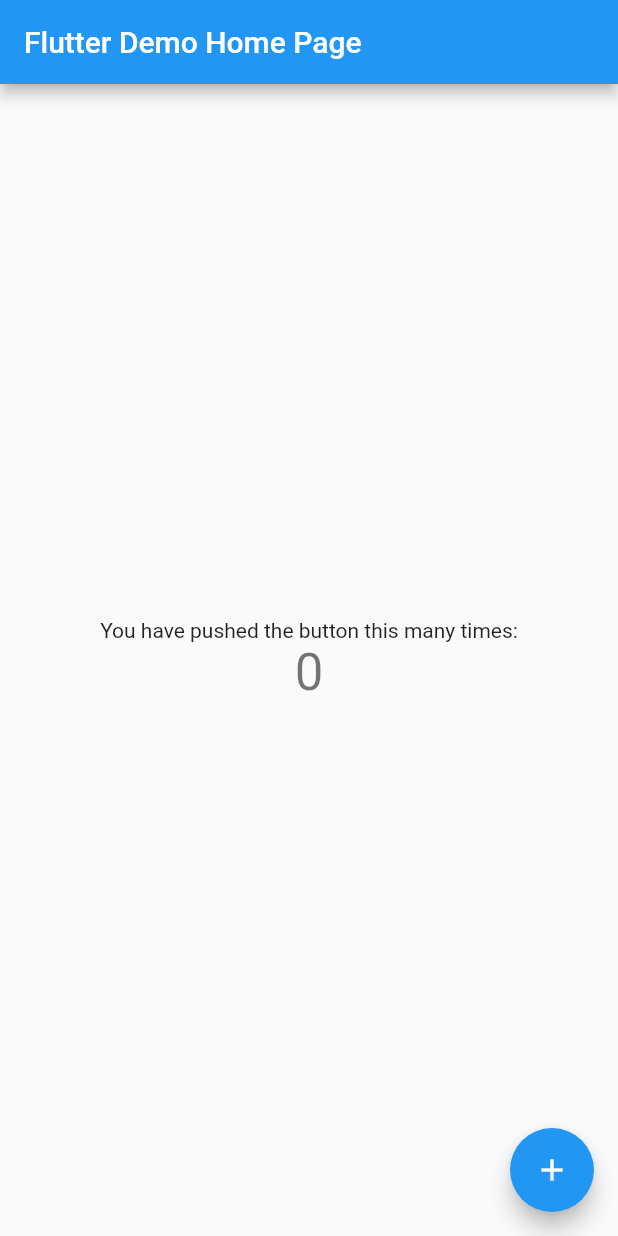
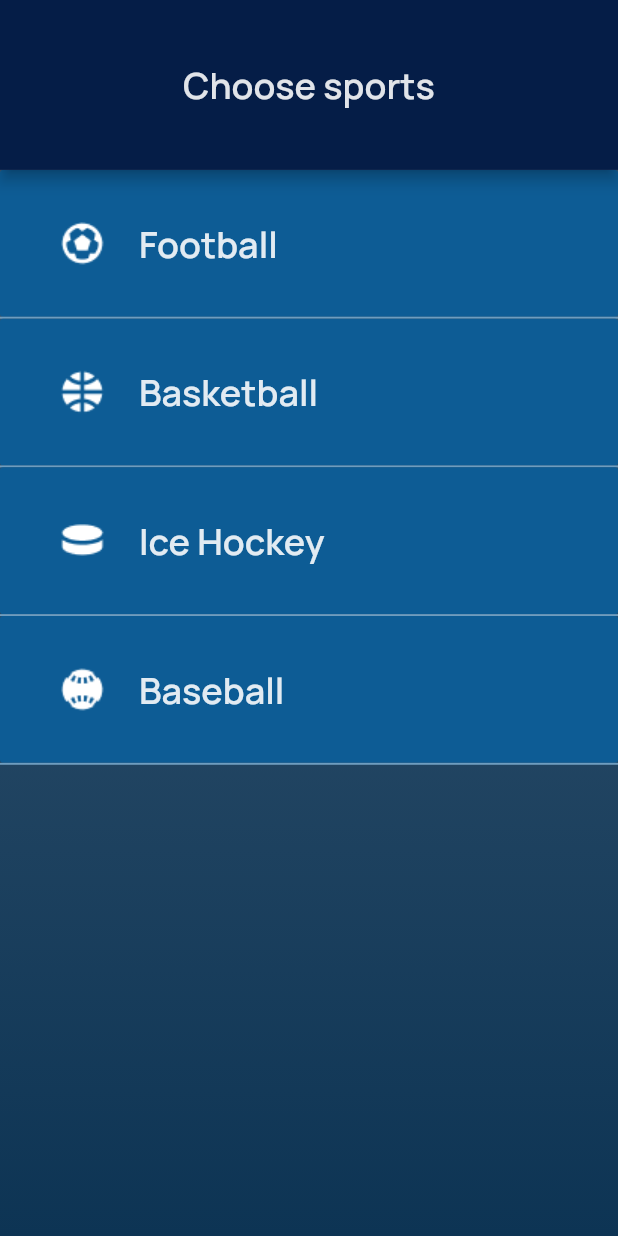
Before and after one commit to OsamaTnt/Favorite-Pick, a Flutter app: the screen it shows after launch, on a phone screen of 412 x 824 dp. Run offline on Flutter 3.47's test engine with Material 2 defaults, Android fonts, the phone set to English and light mode, and no system bars; our stand-ins replace flutter_screenutil, google_fonts; missing offline and left inert: dart:ffi; statements that could not run were skipped.

Commit message:
screen1 "Choose sports" implemented.

```diff
--- /dev/null
+++ b/favorite_pick/lib/data.dart
@@ -0,0 +1,10 @@
+import 'dart:ffi';
+
+import 'package:flutter/cupertino.dart';
+
+
+
+class Data extends ChangeNotifier{
+  List<String> sports = ['Football', 'Basketball', 'Ice Hockey', 'Baseball'];
+
+}
--- a/favorite_pick/lib/main.dart
+++ b/favorite_pick/lib/main.dart
@@ -1,119 +1,72 @@
 import 'package:flutter/material.dart';
+import 'package:favorite_pick/screens/home.dart';
 import 'package:flutter_screenutil/flutter_screenutil.dart';
 import 'package:provider/provider.dart';
-import 'package:google_fonts/google_fonts.dart';
+import 'package:favorite_pick/data.dart';
 
 
 void main() {
-  runApp(const MyApp());
+  Paint.enableDithering = true;
+  runApp(const FavoritePick());
 }
 
-class MyApp extends StatelessWidget {
-  const MyApp({Key? key}) : super(key: key);
+class FavoritePick extends StatelessWidget {
+  const FavoritePick({Key? key}) : super(key: key);
 
-  // This widget is the root of your application.
   @override
   Widget build(BuildContext context) {
-    return MaterialApp(
-      title: 'Flutter Demo',
-      theme: ThemeData(
-        // This is the theme of your application.
-        //
-        // Try running your application with "flutter run". You'll see the
-        // application has a blue toolbar. Then, without quitting the app, try
-        // changing the primarySwatch below to Colors.green and then invoke
-        // "hot reload" (press "r" in the console where you ran "flutter run",
-        // or simply save your changes to "hot reload" in a Flutter IDE).
-        // Notice that the counter didn't reset back to zero; the application
-        // is not restarted.
-        primarySwatch: Colors.blue,
+    return MultiProvider(
+      providers: [ Provider(create: (_) => Data()), ],
+      child: ScreenUtilInit(
+        designSize: const Size(360, 640),
+        builder: () => const MaterialApp(
+          title: 'Favorite Pick',
+          home: HomeScreen(),
+        ),
       ),
-      home: const MyHomePage(title: 'Flutter Demo Home Page'),
     );
   }
 }
 
-class MyHomePage extends StatefulWidget {
-  const MyHomePage({Key? key, required this.title}) : super(key: key);
+// class MyHomePage extends StatefulWidget {
+//   const MyHomePage({Key? key, required this.title}) : super(key: key);
+//
+//   final String title;
+//
+//   // @override
+//   // State<MyHomePage> createState() => _MyHomePageState();
+// }
 
-  // This widget is the home page of your application. It is stateful, meaning
-  // that it has a State object (defined below) that contains fields that affect
-  // how it looks.
+// class _MyHomePageState extends State<MyHomePage> {
 
-  // This class is the configuration for the state. It holds the values (in this
-  // case the title) provided by the parent (in this case the App widget) and
-  // used by the build method of the State. Fields in a Widget subclass are
-  // always marked "final".
+  // void _incrementCounter() {
+  //   setState(() {
+  //     _counter++;
+  //   });
+  // }
 
-  final String title;
-
-  @override
-  State<MyHomePage> createState() => _MyHomePageState();
-}
-
-class _MyHomePageState extends State<MyHomePage> {
-  int _counter = 0;
-
-  void _incrementCounter() {
-    setState(() {
-      // This call to setState tells the Flutter framework that something has
-      // changed in this State, which causes it to rerun the build method below
-      // so that the display can reflect the updated values. If we changed
-      // _counter without calling setState(), then the build method would not be
-      // called again, and so nothing would appear to happen.
-      _counter++;
-    });
-  }
-
-  @override
-  Widget build(BuildContext context) {
-    // This method is rerun every time setState is called, for instance as done
-    // by the _incrementCounter method above.
-    //
-    // The Flutter framework has been optimized to make rerunning build methods
-    // fast, so that you can just rebuild anything that needs updating rather
-    // than having to individually change instances of widgets.
-    return Scaffold(
-      appBar: AppBar(
-        // Here we take the value from the MyHomePage object that was created by
-        // the App.build method, and use it to set our appbar title.
-        title: Text(widget.title),
-      ),
-      body: Center(
-        // Center is a layout widget. It takes a single child and positions it
-        // in the middle of the parent.
-        child: Column(
-          // Column is also a layout widget. It takes a list of children and
-          // arranges them vertically. By default, it sizes itself to fit its
-          // children horizontally, and tries to be as tall as its parent.
-          //
-          // Invoke "debug painting" (press "p" in the console, choose the
-          // "Toggle Debug Paint" action from the Flutter Inspector in Android
-          // Studio, or the "Toggle Debug Paint" command in Visual Studio Code)
-          // to see the wireframe for each widget.
-          //
-          // Column has various properties to control how it sizes itself and
-          // how it positions its children. Here we use mainAxisAlignment to
-          // center the children vertically; the main axis here is the vertical
-          // axis because Columns are vertical (the cross axis would be
-          // horizontal).
-          mainAxisAlignment: MainAxisAlignment.center,
-          children: <Widget>[
-            const Text(
-              'You have pushed the button this many times:',
-            ),
-            Text(
-              '$_counter',
-              style: Theme.of(context).textTheme.headline4,
-            ),
-          ],
-        ),
-      ),
-      floatingActionButton: FloatingActionButton(
-        onPressed: _incrementCounter,
-        tooltip: 'Increment',
-        child: const Icon(Icons.add),
-      ), // This trailing comma makes auto-formatting nicer for build methods.
-    );
-  }
-}
+    // return Scaffold(
+    //   appBar: AppBar(
+    //     title: Text(widget.title),
+    //   ),
+    //   body: Center(
+    //     child: Column(
+    //       mainAxisAlignment: MainAxisAlignment.center,
+    //       children: <Widget>[
+    //         const Text(
+    //           'You have pushed the button this many times:',
+    //         ),
+    //         Text(
+    //           '$_counter',
+    //           style: Theme.of(context).textTheme.headline4,
+    //         ),
+    //       ],
+    //     ),
+    //   ),
+    //   floatingActionButton: FloatingActionButton(
+    //     onPressed: _incrementCounter,
+    //     tooltip: 'Increment',
+    //     child: const Icon(Icons.add),
+    //   ), // This trailing comma makes auto-formatting nicer for build methods.
+    // );
+// }
--- /dev/null
+++ b/favorite_pick/lib/screens/home.dart
@@ -0,0 +1,92 @@
+import 'package:favorite_pick/widgets/appBar.dart';
+import 'package:flutter/material.dart';
+import 'package:flutter_screenutil/flutter_screenutil.dart';
+import 'package:favorite_pick/data.dart';
+import 'package:google_fonts/google_fonts.dart';
+import 'package:provider/provider.dart';
+
+
+class HomeScreen extends StatelessWidget{
+  const HomeScreen({Key? key}): super(key:key);
+
+  @override
+  Widget build(BuildContext context) {
+    return Scaffold(
+      appBar: appBar(
+        height: 88.h,
+        bgColor: const Color(0xff051D47),
+        text: 'Choose sports',
+      ),
+      body: Container(
+        width: MediaQuery.of(context).size.width,
+        height: MediaQuery.of(context).size.height,
+        decoration: const BoxDecoration(
+          gradient: LinearGradient(
+            begin: Alignment.topCenter,
+            end: Alignment.bottomCenter,
+            colors: [Color(0xff395872), Color(0xff0D3454)],
+          ),
+        ),
+        child: ListView.separated(
+          itemCount: Provider.of<Data>(context).sports.length + 1,
+          itemBuilder: (context, index){
+            return Consumer<Data>(
+              builder: (context, data, widget) =>
+              (index < data.sports.length)?
+              SizedBox(
+                height: 76.h,
+                width: double.infinity,
+                child: sportMenuCard(
+                  text: data.sports[index],
+                  iconPath: (data.sports[index]=='Football')? 'images/SI_Soccer.png':
+                  (data.sports[index]=='Basketball')? 'images/SI_Basketball.png':
+                  (data.sports[index]=='Ice Hockey')? 'images/SI_IceHockey.png':
+                  (data.sports[index]=='Baseball')? 'images/SI_Baseball.png': '',
+                ),
+              ):
+              SizedBox(height: 2.h),
+            );
+          },
+          separatorBuilder: (context, index){
+            return Container(
+              height: 1.h,
+              color: const Color(0xff6e9dbf),
+            );
+          },
+        ),
+      ),
+    );
+  }
+
+  Widget sportMenuCard({String? text, String? iconPath}){
+    return Material(
+      type: MaterialType.card,
+      color: const Color(0xff0D5C95),
+      child: InkWell(
+        child: Center(
+          child: ListTile(
+            contentPadding: EdgeInsets.symmetric(vertical:0, horizontal:32.w),
+            leading: Image(
+              image: AssetImage('$iconPath'),
+              height: 32.h,
+              width: 32.w,
+            ),
+            title: Text(
+              '$text',
+              style: GoogleFonts.manrope(
+                fontWeight: FontWeight.w600,
+                fontSize: 21.sp,
+                color: const Color(0xffFFFFFF).withOpacity(0.88),
+              ),
+            ),
+          ),
+
+        ),
+        onTap: (){
+          ///TO DO Navigate to sport n screen.
+        },
+      ),
+    );
+  }
+
+}
--- /dev/null
+++ b/favorite_pick/lib/widgets/appBar.dart
@@ -0,0 +1,19 @@
+import 'package:flutter/material.dart';
+import 'package:flutter_screenutil/flutter_screenutil.dart';
+import 'package:google_fonts/google_fonts.dart';
+
+AppBar appBar({double? height, Color? bgColor, String? text}){
+  return AppBar(
+    toolbarHeight: height,
+    backgroundColor: bgColor,
+    centerTitle: true,
+    title: Text(
+      '$text',
+      style: GoogleFonts.manrope(
+        fontWeight: FontWeight.w600,
+        fontSize: 21.sp,
+        color: const Color(0xffFFFFFF).withOpacity(0.88),
+      ),
+    ),
+  );
+}
--- a/favorite_pick/pubspec.yaml
+++ b/favorite_pick/pubspec.yaml
@@ -61,9 +61,8 @@ flutter:
   uses-material-design: true
 
   # To add assets to your application, add an assets section, like this:
-  # assets:
-  #   - images/a_dot_burr.jpeg
-  #   - images/a_dot_ham.jpeg
+  assets:
+    - images/
 
   # An image asset can refer to one or more resolution-specific "variants", see
   # https://flutter.dev/assets-and-images/#resolution-aware.
```
Also changed, not shown: favorite_pick/images/SI_Baseball.png (added), favorite_pick/images/SI_Basketball.png (added), favorite_pick/images/SI_IceHockey.png (added), favorite_pick/images/SI_Soccer.png (added), favorite_pick/images/bg.png (added), favorite_pick/lib/screens/baseball.dart (added), favorite_pick/lib/screens/basketball.dart (added), favorite_pick/lib/screens/football.dart (added), favorite_pick/lib/screens/iceHockey.dart (added).
